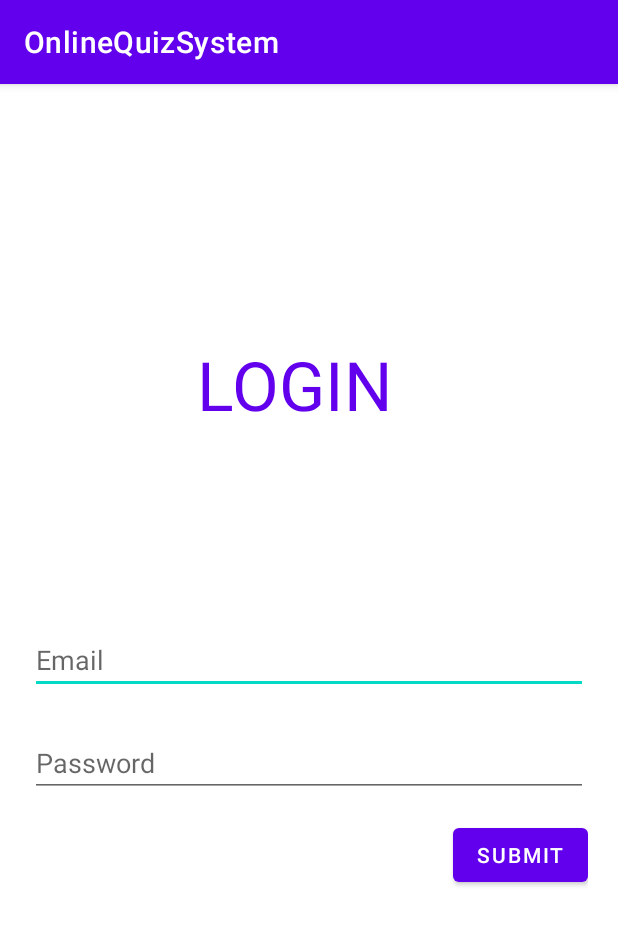
After one commit to ZaeemRiaz/Online-Quiz-System, an Android app: the Login screen opened directly, with no data from a screen before it, on a phone screen of 412 x 824 dp. The commit adds this screen. Shown: the top 925 px of the screen. Run offline under Robolectric (Android 15) with nearby library versions, the phone set to English and light mode, and no system bars.

Commit message:
Login Added

```diff
--- a/app/src/main/AndroidManifest.xml
+++ b/app/src/main/AndroidManifest.xml
@@ -9,7 +9,8 @@
         android:roundIcon="@mipmap/ic_launcher_round"
         android:supportsRtl="true"
         android:theme="@style/Theme.OnlineQuizSystem">
-        <activity android:name=".InstructorAddEditQuestion"></activity>
+        <activity android:name=".Login"></activity>
+        <activity android:name=".InstructorAddEditQuestion" />
         <activity android:name=".InstructorQuizListActivity" />
         <activity android:name=".InstructorQuizBankListActivity" />
         <activity android:name=".InstructorQuizFeedbackActivity" />
--- /dev/null
+++ b/app/src/main/java/com/se/onlinequizsystem/Login.java
@@ -0,0 +1,14 @@
+package com.se.onlinequizsystem;
+
+import androidx.appcompat.app.AppCompatActivity;
+
+import android.os.Bundle;
+
+public class Login extends AppCompatActivity {
+
+    @Override
+    protected void onCreate(Bundle savedInstanceState) {
+        super.onCreate(savedInstanceState);
+        setContentView(R.layout.activity_login);
+    }
+}
--- a/app/src/main/java/com/se/onlinequizsystem/MainActivity.java
+++ b/app/src/main/java/com/se/onlinequizsystem/MainActivity.java
@@ -33,4 +33,9 @@ public class MainActivity extends AppCompatActivity {
         Intent intent = new Intent(this, InstructorAddEditQuestion.class);
         startActivity(intent);
     }
+
+    public void LoginButton(View view) {
+        Intent intent = new Intent(this, Login.class);
+        startActivity(intent);
+    }
 }
--- /dev/null
+++ b/app/src/main/res/layout/activity_login.xml
@@ -0,0 +1,51 @@
+<?xml version="1.0" encoding="utf-8"?>
+<RelativeLayout xmlns:android="http://schemas.android.com/apk/res/android"
+    xmlns:app="http://schemas.android.com/apk/res-auto"
+    xmlns:tools="http://schemas.android.com/tools"
+    android:layout_width="match_parent"
+    android:layout_height="match_parent"
+    android:padding="20dp"
+    tools:context=".Login">
+
+
+    <EditText
+        android:id="@+id/editTextTextEmailAddress"
+        android:layout_width="match_parent"
+        android:layout_height="wrap_content"
+        android:layout_centerInParent="true"
+        android:ems="10"
+        android:hint="Email"
+        android:inputType="textEmailAddress" />
+
+    <EditText
+        android:id="@+id/editTextTextPassword"
+        android:layout_width="match_parent"
+        android:layout_height="wrap_content"
+        android:ems="10"
+        android:layout_marginTop="410dp"
+        android:inputType="textPassword"
+        android:hint="Password"
+        />
+
+    <TextView
+        android:id="@+id/textView"
+        android:layout_width="wrap_content"
+        android:layout_height="wrap_content"
+        android:layout_centerHorizontal="true"
+        android:layout_marginTop="150dp"
+        android:height="70dp"
+        android:width="200dp"
+        android:text="LOGIN"
+        android:textColor="@color/purple_500"
+        android:textSize="45sp"
+        android:paddingLeft="25dp"
+        />
+
+    <com.google.android.material.button.MaterialButton
+        android:id="@+id/button"
+        android:layout_width="wrap_content"
+        android:layout_height="wrap_content"
+        android:layout_alignParentRight="true"
+        android:layout_marginTop="470dp"
+        android:text="Submit" />
+</RelativeLayout>
--- a/app/src/main/res/layout/activity_main.xml
+++ b/app/src/main/res/layout/activity_main.xml
@@ -39,4 +39,13 @@
         android:text="Instructor Add/Edit Question"
         app:layout_constraintTop_toBottomOf="@id/instructor_feedback_button" />
 
+    <com.google.android.material.button.MaterialButton
+        android:id="@+id/Login"
+        android:layout_width="match_parent"
+        android:layout_height="wrap_content"
+        android:onClick="LoginButton"
+        android:text="Login"
+        app:layout_constraintTop_toBottomOf="@+id/teacher_add_edit_question" />
+
+
 </androidx.constraintlayout.widget.ConstraintLayout>
```
